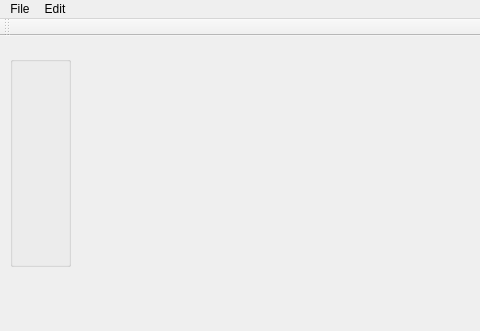
vladmazur/Margaret, file mainwindow.ui: the form before one commit; both pictures show x 0 to 480 and y 0 to 331 of the 930 by 758 pixel window.
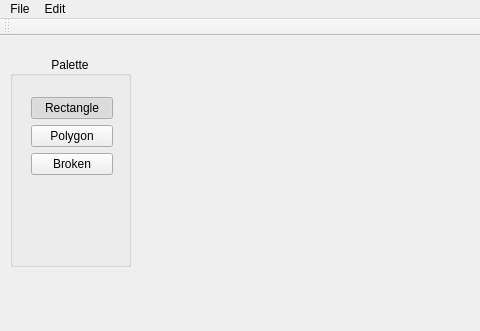
The form after the commit. Custom widgets are drawn as their Qt base class.

Commit message: UI stuff = pre-multiply figures

Patch:
```diff
--- a/mainwindow.ui
+++ b/mainwindow.ui
@@ -19,13 +19,79 @@
      <rect>
       <x>10</x>
       <y>20</y>
-      <width>61</width>
+      <width>121</width>
       <height>211</height>
      </rect>
     </property>
     <property name="title">
-     <string/>
+     <string>Palette</string>
     </property>
+    <property name="alignment">
+     <set>Qt::AlignCenter</set>
+    </property>
+    <property name="flat">
+     <bool>false</bool>
+    </property>
+    <property name="checkable">
+     <bool>false</bool>
+    </property>
+    <widget class="QWidget" name="">
+     <property name="geometry">
+      <rect>
+       <x>10</x>
+       <y>30</y>
+       <width>104</width>
+       <height>100</height>
+      </rect>
+     </property>
+     <layout class="QVBoxLayout" name="verticalLayout">
+      <item>
+       <widget class="QPushButton" name="pushButton_2">
+        <property name="text">
+         <string>Rectangle</string>
+        </property>
+        <property name="checkable">
+         <bool>true</bool>
+        </property>
+        <property name="checked">
+         <bool>true</bool>
+        </property>
+        <attribute name="buttonGroup">
+         <string notr="true">buttonGroup</string>
+        </attribute>
+       </widget>
+      </item>
+      <item>
+       <widget class="QPushButton" name="pushButton_3">
+        <property name="text">
+         <string>Polygon</string>
+        </property>
+        <property name="checkable">
+         <bool>true</bool>
+        </property>
+        <attribute name="buttonGroup">
+         <string notr="true">buttonGroup</string>
+        </attribute>
+       </widget>
+      </item>
+      <item>
+       <widget class="QPushButton" name="pushButton_4">
+        <property name="text">
+         <string>Broken</string>
+        </property>
+        <property name="checkable">
+         <bool>true</bool>
+        </property>
+        <property name="checked">
+         <bool>false</bool>
+        </property>
+        <attribute name="buttonGroup">
+         <string notr="true">buttonGroup</string>
+        </attribute>
+       </widget>
+      </item>
+     </layout>
+    </widget>
    </widget>
    <widget class="ColorButtonPicker" name="colorPickerButton" native="true">
     <property name="geometry">
@@ -53,9 +119,9 @@
    <widget class="CanvasWidget" name="canvas" native="true">
     <property name="geometry">
      <rect>
-      <x>80</x>
+      <x>140</x>
       <y>20</y>
-      <width>841</width>
+      <width>781</width>
       <height>611</height>
      </rect>
     </property>
```
Left out of the diff: 6 changed lines with no effect on the pictures. The commit also changes 1 other file.
